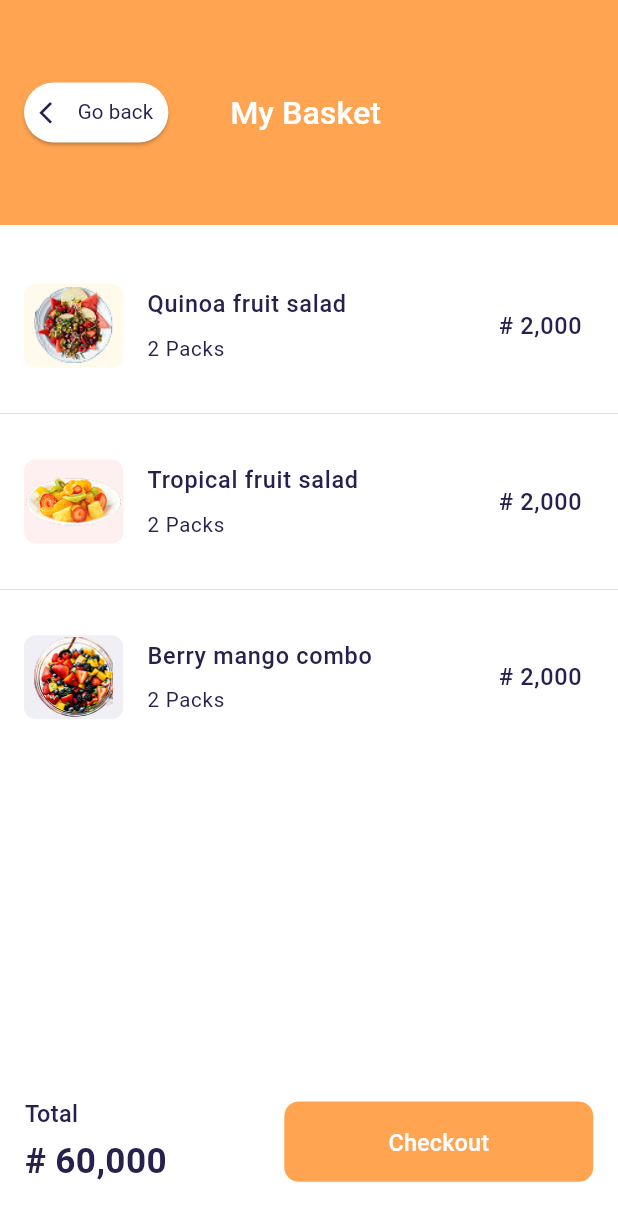
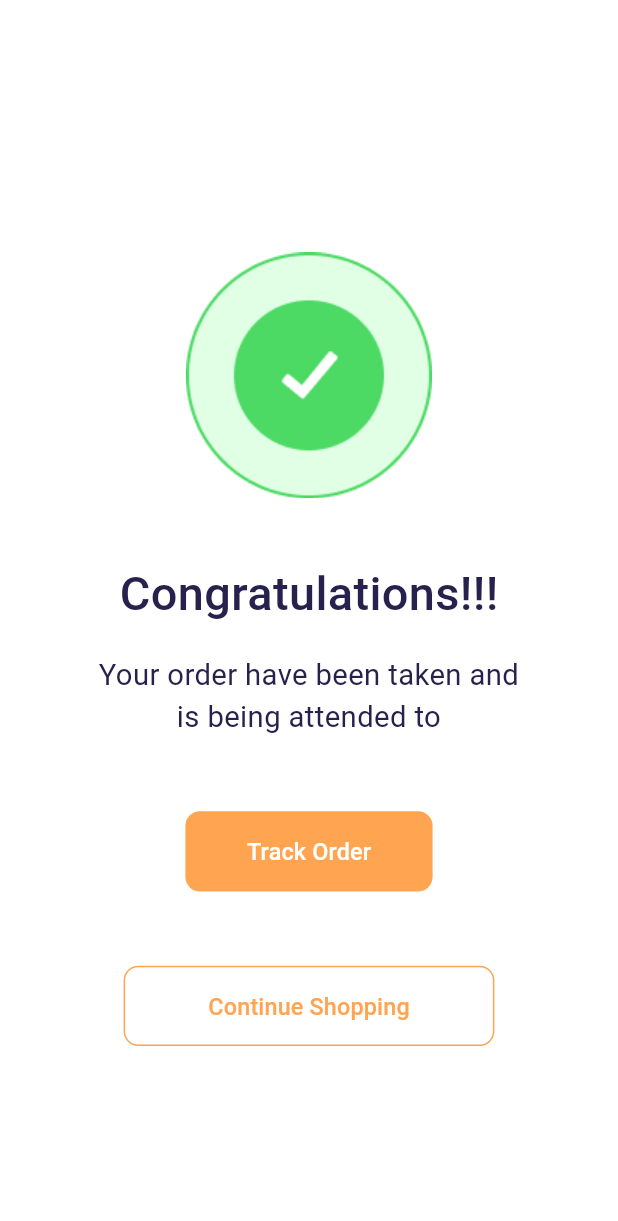
Before and after one commit to Shakirullah25/fruit-hub, a Flutter app: the screen it shows after launch, on a phone screen of 412 x 824 dp. Shown: the top 1221 px of the screen. Run offline on Flutter 3.47's test engine with Material 3 defaults, Android fonts, the phone set to English and light mode, and no system bars; our stand-ins replace flutter_screenutil, google_fonts.

Commit message:
feat: added congrats screen

```diff
--- a/lib/constant/my_strings.dart
+++ b/lib/constant/my_strings.dart
@@ -1,4 +1,6 @@
 class MyStrings {
+  // ----------------- Image Paths ----------------
+
   static const String basketImgPath = "lib/assets/fruit-basket.png";
   static const String shadowImgPath = "lib/assets/shadow.png";
   static const String fruitHubLogo = "lib/assets/fruit-logo.png";
@@ -17,6 +19,10 @@ class MyStrings {
       "lib/assets/breakfast-quinoa-and-red-fruit-salad-preview 2.png";
   static const String tropicalFruitImg =
       "lib/assets/Best-Ever-Tropical-Fruit-Salad8-WIDE.png";
+  static const String orderComplete = "lib/assets/order-complete.png";
+
+  // ----------------- Texts Paths ----------------
+
   static const String firstName = "What is your firstname?";
   static const String welcomeScreenTitleTxt =
       "Get The Freshest Fruit Salad Combo";
@@ -59,8 +65,13 @@ class MyStrings {
   static const String hintDeliveryAddress = "10th avenue, Lekki, Lagos State";
   static const String no2Call = "Number we can call";
   static const String numberHint = "09043321898";
-    static const String payOnDelivery = "Pay on delivery";
-      static const String payWithCard = "Pay with card";
+  static const String payOnDelivery = "Pay on delivery";
+  static const String payWithCard = "Pay with card";
+  static const String congrats = "Congratulations!!!";
+  static const String congratsOrderMsg =
+      "Your order have been taken and\nis being attended to";
+        static const String trackOrder = "Track Order";
+          static const String continueShopping = "Continue Shopping";
 
 
 }
--- a/lib/main.dart
+++ b/lib/main.dart
@@ -3,6 +3,7 @@
 import 'package:fruit_salad_combo/constant/colors.dart';
 import 'package:fruit_salad_combo/screens/add_to_basket_screen.dart';
 import 'package:fruit_salad_combo/screens/home_screen.dart';
+import 'package:fruit_salad_combo/screens/order_complete.dart';
 import 'package:fruit_salad_combo/screens/order_list.dart';
 import 'package:fruit_salad_combo/screens/splash_screen.dart';
 import 'package:fruit_salad_combo/screens/welcome_screen.dart';
@@ -32,7 +33,7 @@
         home: child,
       );
     },
-    child: OrderList(),
+    child: OrderComplete(),
   );
   // @override
   // Widget build(BuildContext context) {
--- /dev/null
+++ b/lib/screens/order_complete.dart
@@ -0,0 +1,67 @@
+import 'package:flutter/material.dart';
+import 'package:flutter_screenutil/flutter_screenutil.dart';
+import 'package:fruit_salad_combo/constant/colors.dart';
+import 'package:fruit_salad_combo/constant/my_strings.dart';
+import 'package:fruit_salad_combo/widgets/primary_button.dart';
+
+class OrderComplete extends StatelessWidget {
+  const OrderComplete({super.key});
+
+  @override
+  Widget build(BuildContext context) {
+    return SafeArea(
+      child: Scaffold(
+        backgroundColor: AppColors.scaffoldColor,
+        body: Center(
+          child: Column(
+            mainAxisAlignment: MainAxisAlignment.center,
+            children: [
+              SizedBox(
+                height: 0.3.sh,
+                child: Image.asset(
+                  MyStrings.orderComplete,
+                  // width: 0.3.sw,
+                  // height: 0.3.sh,
+                  //fit: BoxFit.contain,
+                ),
+              ),
+              Text(
+                MyStrings.congrats,
+                style: TextStyle(
+                  fontSize: 32.spMin,
+                  fontWeight: FontWeight.w500,
+                  color: AppColors.secondaryColor,
+                ),
+              ),
+              SizedBox(height: 0.02.sh),
+              Text(
+                textAlign: TextAlign.center,
+                MyStrings.congratsOrderMsg,
+                style: TextStyle(
+                  fontSize: 20.spMin,
+                  fontWeight: FontWeight.w400,
+                  color: AppColors.secondaryColor,
+                ),
+              ),
+              SizedBox(height: 0.06.sh),
+              PrimaryButton(
+                label: MyStrings.trackOrder,
+                onPressed: () {},
+                width: 0.4.sw,
+              ),
+              SizedBox(height: 0.06.sh),
+              PrimaryButton(
+                onPressed: () {},
+                width: 0.6.sw,
+                label: MyStrings.continueShopping, // 👈 give this a diff label
+                backgroundColor: AppColors.scaffoldColor,
+                foregroundColor: AppColors.primaryColor,
+                borderSide: BorderSide(color: AppColors.primaryColor),
+              ),
+            ],
+          ),
+        ),
+      ),
+    );
+  }
+}
--- a/lib/screens/order_list.dart
+++ b/lib/screens/order_list.dart
@@ -2,7 +2,7 @@ import 'package:flutter/material.dart';
 import 'package:flutter_screenutil/flutter_screenutil.dart';
 import 'package:fruit_salad_combo/constant/colors.dart';
 import 'package:fruit_salad_combo/constant/my_strings.dart';
-import 'package:fruit_salad_combo/screens/complete_details.dart';
+import 'package:fruit_salad_combo/widgets/complete_details_modal_sheet.dart';
 import 'package:fruit_salad_combo/widgets/primary_button.dart';
 
 class OrderList extends StatefulWidget {
```
Also changed, not shown: lib/assets/order-complete.png (added), lib/widgets/complete_details_modal_sheet.dart (renamed from lib/screens/complete_details.dart).
